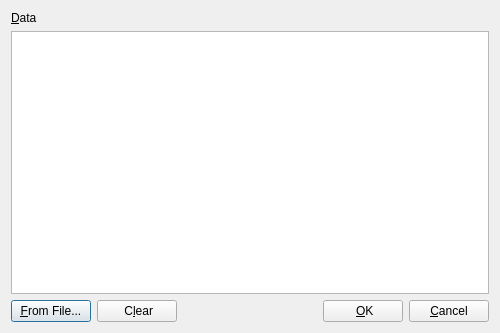
The window that frontend_qt/extData.ui (open-vela/external_zint) describes before a commit, drawn with Qt 5.
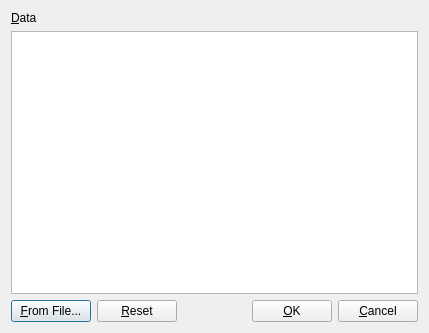
The same window after the commit. Icons and pictures are not drawn.

```diff
--- a/frontend_qt/extData.ui
+++ b/frontend_qt/extData.ui
@@ -6,7 +6,7 @@
    <rect>
     <x>0</x>
     <y>0</y>
-    <width>500</width>
+    <width>429</width>
     <height>333</height>
    </rect>
   </property>
@@ -76,7 +76,7 @@
      <item>
       <widget class="QPushButton" name="btnDataClear">
        <property name="text">
-        <string> C&amp;lear</string>
+        <string>&amp;Reset</string>
        </property>
        <property name="toolTip">
         <string>Clear data window</string>
@@ -84,9 +84,9 @@
       </widget>
      </item>
      <item>
-      <widget class="QStatusBar" name="statusBarData">
-       <property name="sizeGripEnabled">
-        <bool>false</bool>
+      <spacer name="horizontalSpacer">
+       <property name="orientation">
+        <enum>Qt::Horizontal</enum>
        </property>
        <property name="sizeHint" stdset="0">
         <size>
@@ -94,12 +94,12 @@
          <height>20</height>
         </size>
        </property>
-      </widget>
+      </spacer>
      </item>
      <item>
       <widget class="QPushButton" name="btnOK">
        <property name="text">
-        <string> &amp;OK</string>
+        <string>&amp;OK</string>
        </property>
        <property name="toolTip">
         <string>Close window and update input data
```
Left out of the diff: 16 changed lines with no effect on the pictures.
